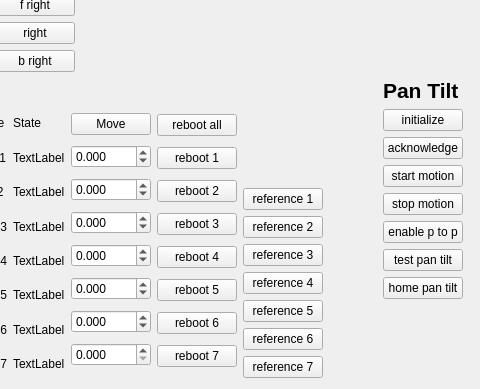
Before: the Qt Designer form omnirob_robin_rqt/resource/OmnirobDashboard.ui in robinJKU/omnirob_robin, drawn with Qt 5; both pictures show x 188 to 668 and y 239 to 628 of the 1334 by 628 pixel window.
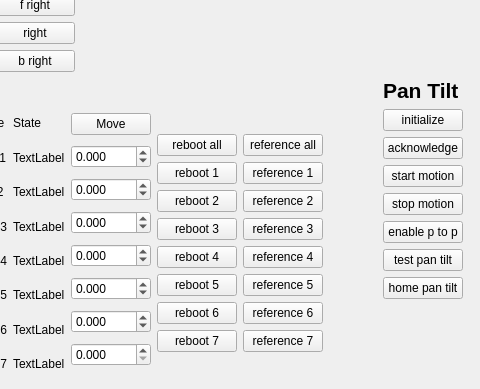
After: the same form once the commit is applied.

Commit message: issue #1 reference all in rqt gui added.

Diff of the .ui file:
```diff
--- a/omnirob_robin_rqt/resource/OmnirobDashboard.ui
+++ b/omnirob_robin_rqt/resource/OmnirobDashboard.ui
@@ -635,17 +635,17 @@
              <item>
               <layout class="QVBoxLayout" name="verticalLayout_8">
                <item>
-                <spacer name="verticalSpacer_2">
-                 <property name="orientation">
-                  <enum>Qt::Vertical</enum>
+                <widget class="QPushButton" name="lwa_reference_all">
+                 <property name="sizePolicy">
+                  <sizepolicy hsizetype="Minimum" vsizetype="Fixed">
+                   <horstretch>0</horstretch>
+                   <verstretch>41</verstretch>
+                  </sizepolicy>
                  </property>
-                 <property name="sizeHint" stdset="0">
-                  <size>
-                   <width>20</width>
-                   <height>40</height>
-                  </size>
+                 <property name="text">
+                  <string>reference all</string>
                  </property>
-                </spacer>
+                </widget>
                </item>
                <item>
                 <widget class="QPushButton" name="lwa_reference_1">
```
The commit also changes 1 other file.
